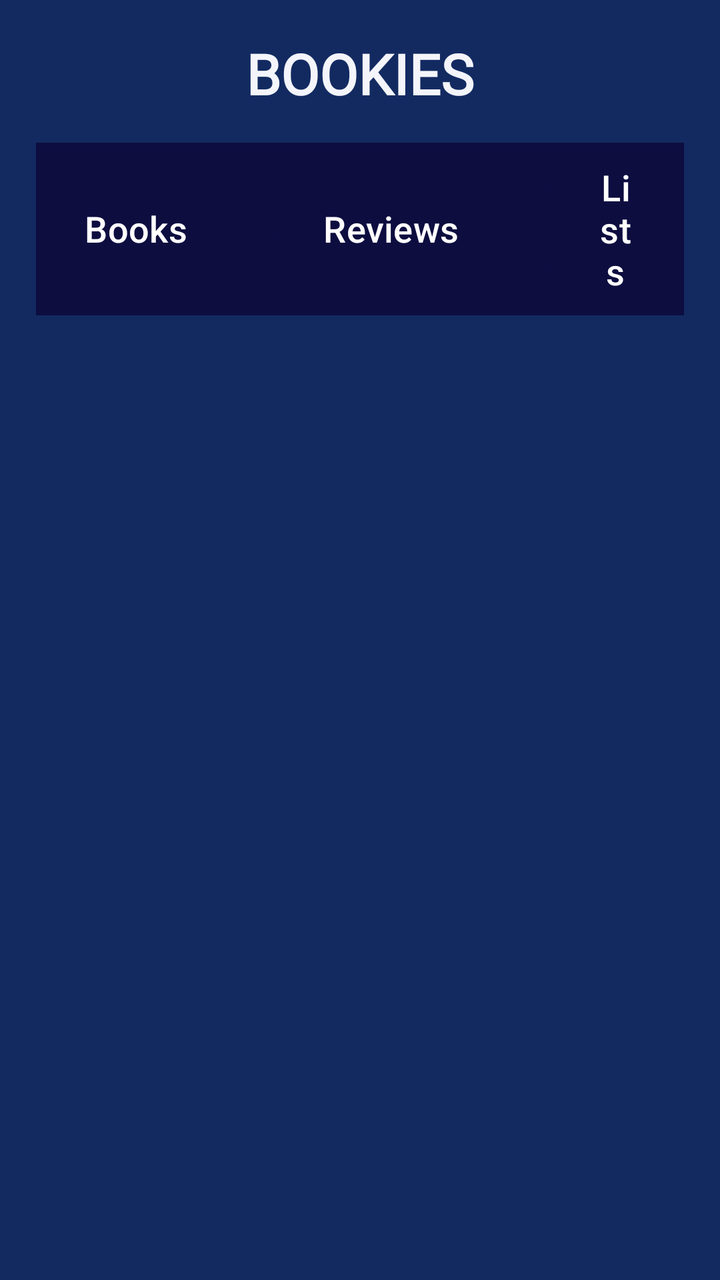
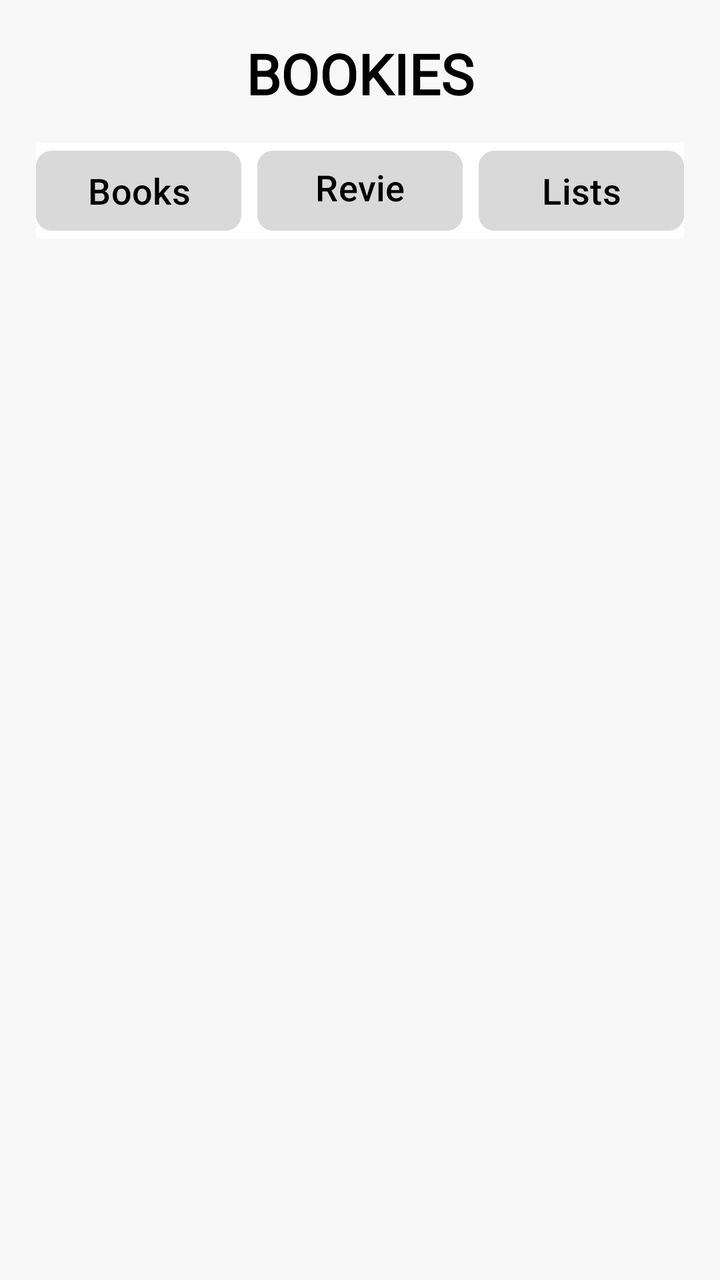

An Android layout rendered at two revisions. The XML below is the earlier revision; the diff shows what the commit changed to produce the second picture.
<!-- AndroidManifest.xml: application theme Theme.FrontendBook -->
<!-- res/layout/header_nav_menu.xml -->
<?xml version="1.0" encoding="utf-8"?>
<androidx.constraintlayout.widget.ConstraintLayout
    xmlns:android="http://schemas.android.com/apk/res/android"
    xmlns:app="http://schemas.android.com/apk/res-auto"
    android:layout_width="match_parent"
    android:layout_height="wrap_content"
    android:padding="18dp"
    android:background="@color/primary">

    
    <TextView
        android:id="@+id/headerTitle"
        android:layout_width="wrap_content"
        android:layout_height="wrap_content"
        android:text="BOOKIES"
        android:textSize="28sp"
        android:textStyle="bold"
        android:textColor="@color/background_light"
        android:textAlignment="center"
        android:fontFamily="@font/roboto_condensed_bold"
        app:layout_constraintTop_toTopOf="parent"
        app:layout_constraintStart_toStartOf="parent"
        app:layout_constraintEnd_toEndOf="parent" />

    
    <LinearLayout
        android:id="@+id/headerButtons"
        android:layout_width="wrap_content"
        android:layout_height="wrap_content"
        android:orientation="horizontal"
        android:layout_marginTop="16dp"
        android:gravity="center"
        android:background="@color/primary_dark"
        app:layout_constraintTop_toBottomOf="@id/headerTitle"
        app:layout_constraintStart_toStartOf="parent"
        app:cornerRadius="24dp"
        app:layout_constraintEnd_toEndOf="parent">

        <com.google.android.material.button.MaterialButton
            android:id="@+id/booksButton"
            android:layout_width="wrap_content"
            android:layout_height="wrap_content"
            android:text="Books"
            android:textAllCaps="false"
            android:textColor="@color/white"
            android:backgroundTint="@color/primary_dark"
            android:textSize="18sp"
            android:layout_marginEnd="20dp"
            app:cornerRadius="24dp"
            />

        <com.google.android.material.button.MaterialButton
            android:id="@+id/reviewsButton"
            android:layout_width="wrap_content"
            android:layout_height="wrap_content"
            android:text="Reviews"
            android:textSize="18sp"
            android:textAllCaps="false"
            android:textColor="@color/white"
            android:backgroundTint="@color/primary_dark"
            android:layout_marginEnd="20dp"
            app:cornerRadius="24dp"
            />

        <com.google.android.material.button.MaterialButton
            android:id="@+id/listsButton"
            android:layout_width="wrap_content"
            android:layout_height="wrap_content"
            android:text="Lists"
            android:textSize="18sp"
            android:textAllCaps="false"
            android:textColor="@color/white"
            android:backgroundTint="@color/primary_dark"
            app:cornerRadius="24dp"/>
    </LinearLayout>

</androidx.constraintlayout.widget.ConstraintLayout>
<!-- resources referenced by this layout -->
<resources>
  <color name="background_light">#F4F5FB</color>
  <color name="primary">#132A61</color>
  <color name="primary_dark">#0D0D40</color>
  <color name="white">#FFFFFFFF</color>
  <style name="Theme.FrontendBook" parent="Base.Theme.FrontendBook" />
  <style name="Base.Theme.FrontendBook" parent="Theme.Material3.DayNight.NoActionBar">
          <item name="colorPrimary">@color/primary</item>
          <item name="colorPrimaryVariant">@color/primary_dark</item>
          <item name="colorOnPrimary">@color/white</item>
          <item name="colorSecondary">@color/background_light</item>
          <item name="colorOutline">@color/outline</item>
      </style>
  <color name="outline">#132A61</color>
</resources>

<!-- the commit's change to res/layout/header_nav_menu.xml (unified diff, before → after) -->
@@ -5,7 +5,7 @@
     android:layout_width="match_parent"
     android:layout_height="wrap_content"
     android:padding="18dp"
-    android:background="@color/primary">
+    android:background="@color/headerColor">
 
     
     <TextView
@@ -15,7 +15,7 @@
         android:text="BOOKIES"
         android:textSize="28sp"
         android:textStyle="bold"
-        android:textColor="@color/background_light"
+        android:textColor="@color/textPrimary"
         android:textAlignment="center"
         android:fontFamily="@font/roboto_condensed_bold"
         app:layout_constraintTop_toTopOf="parent"
@@ -25,53 +25,54 @@
     
     <LinearLayout
         android:id="@+id/headerButtons"
-        android:layout_width="wrap_content"
+        android:layout_width="match_parent"
         android:layout_height="wrap_content"
         android:orientation="horizontal"
         android:layout_marginTop="16dp"
         android:gravity="center"
-        android:background="@color/primary_dark"
+        android:background="@color/backgroundPrimary"
         app:layout_constraintTop_toBottomOf="@id/headerTitle"
         app:layout_constraintStart_toStartOf="parent"
-        app:cornerRadius="24dp"
-        app:layout_constraintEnd_toEndOf="parent">
+        app:layout_constraintEnd_toEndOf="parent"
+        android:weightSum="3">
 
         <com.google.android.material.button.MaterialButton
             android:id="@+id/booksButton"
-            android:layout_width="wrap_content"
-            android:layout_height="wrap_content"
+            android:layout_width="0dp"
+            android:layout_height="48dp"
+            android:layout_weight="1"
+            android:layout_marginEnd="8dp"
             android:text="Books"
             android:textAllCaps="false"
-            android:textColor="@color/white"
-            android:backgroundTint="@color/primary_dark"
             android:textSize="18sp"
-            android:layout_marginEnd="20dp"
-            app:cornerRadius="24dp"
-            />
+            android:textColor="@color/button_textPrimary"
+            android:backgroundTint="@color/buttonPrimary"
+            app:cornerRadius="8dp" />
 
         <com.google.android.material.button.MaterialButton
             android:id="@+id/reviewsButton"
-            android:layout_width="wrap_content"
-            android:layout_height="wrap_content"
+            android:layout_width="0dp"
+            android:layout_height="48dp"
+            android:layout_weight="1"
+            android:layout_marginEnd="8dp"
             android:text="Reviews"
             android:textSize="18sp"
             android:textAllCaps="false"
-            android:textColor="@color/white"
-            android:backgroundTint="@color/primary_dark"
-            android:layout_marginEnd="20dp"
-            app:cornerRadius="24dp"
-            />
+            android:textColor="@color/button_textPrimary"
+            android:backgroundTint="@color/buttonPrimary"
+            app:cornerRadius="8dp" />
 
         <com.google.android.material.button.MaterialButton
             android:id="@+id/listsButton"
-            android:layout_width="wrap_content"
-            android:layout_height="wrap_content"
+            android:layout_width="0dp"
+            android:layout_height="48dp"
+            android:layout_weight="1"
             android:text="Lists"
             android:textSize="18sp"
             android:textAllCaps="false"
-            android:textColor="@color/white"
-            android:backgroundTint="@color/primary_dark"
-            app:cornerRadius="24dp"/>
+            android:textColor="@color/button_textPrimary"
+            android:backgroundTint="@color/buttonPrimary"
+            app:cornerRadius="8dp" />
     </LinearLayout>
 
 </androidx.constraintlayout.widget.ConstraintLayout>
<!-- resource entries referenced after the edit -->
@@ -1,17 +1,20 @@
 <!-- resources referenced by this layout -->
 <resources>
-  <color name="background_light">#F4F5FB</color>
-  <color name="primary">#132A61</color>
-  <color name="primary_dark">#0D0D40</color>
-  <color name="white">#FFFFFFFF</color>
+  <color name="backgroundPrimary">#FEFEFE</color>
+  <color name="buttonPrimary">#D9D9D9</color>
+  <color name="button_textPrimary">#000000</color>
+  <color name="headerColor">#F8F8F8</color>
+  <color name="textPrimary">#000000</color>
   <style name="Theme.FrontendBook" parent="Base.Theme.FrontendBook" />
   <style name="Base.Theme.FrontendBook" parent="Theme.Material3.DayNight.NoActionBar">
-          <item name="colorPrimary">@color/primary</item>
-          <item name="colorPrimaryVariant">@color/primary_dark</item>
-          <item name="colorOnPrimary">@color/white</item>
-          <item name="colorSecondary">@color/background_light</item>
-          <item name="colorOutline">@color/outline</item>
+          <item name="colorPrimary">@color/backgroundPrimary</item>
+          <item name="colorPrimaryVariant">@color/backgroundSecondary</item>
+          <item name="colorOnPrimary">@color/black</item>
+          <item name="colorSecondary">@color/black</item>
+          <item name="colorOutline">@color/line</item>
       </style>
-  <color name="outline">#132A61</color>
+  <color name="backgroundSecondary">#D9D9D9</color>
+  <color name="black">#000000</color>
+  <color name="line">#D9D9D9</color>
 </resources>
 
